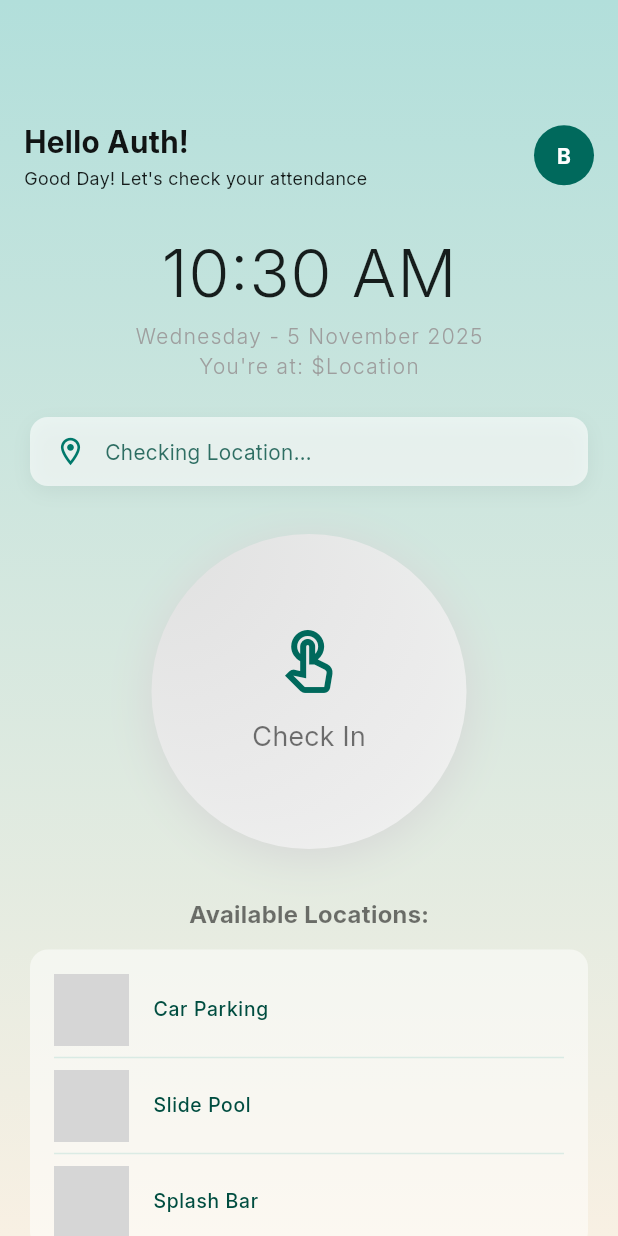
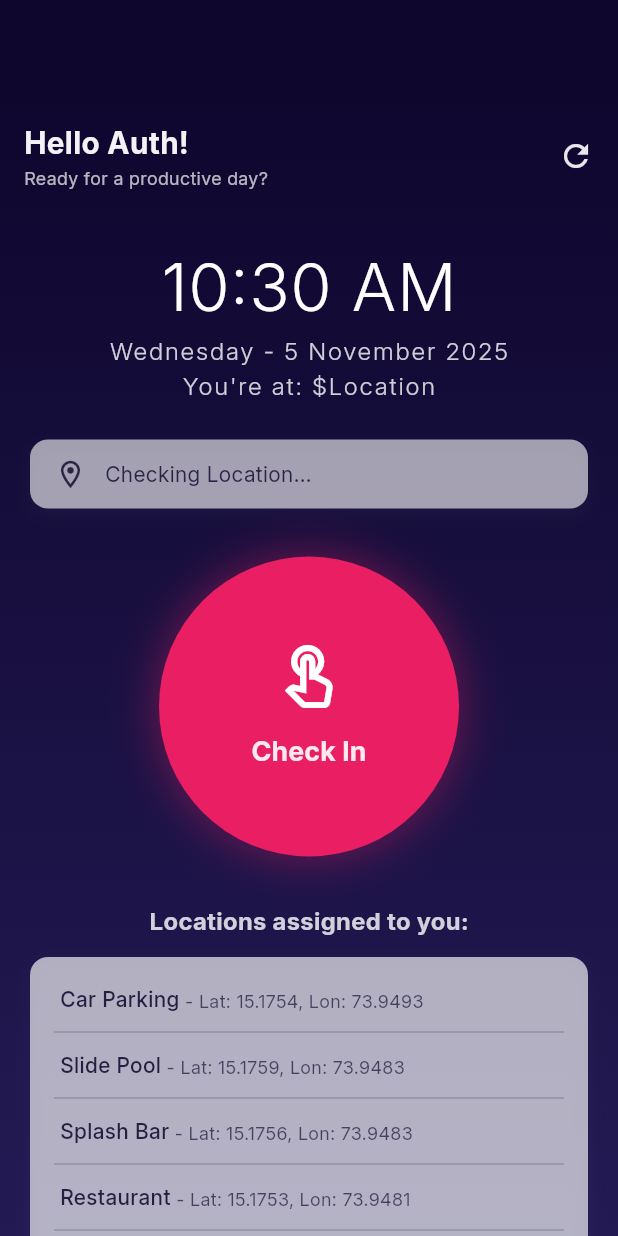
Before and after one commit to blaze-karmagroup/Verito, a Flutter app: the HomePage screen opened directly, on a phone screen of 412 x 824 dp. Run offline on Flutter 3.47's test engine with Material 3 defaults, Android fonts, the phone set to English and light mode, and no system bars; grey boxes are pictures that could not be loaded.

Commit message:
UI with glassmorphism and neon colors

```diff
--- a/lib/screens/home_screen.dart
+++ b/lib/screens/home_screen.dart
@@ -12,12 +12,14 @@ class HomePage extends StatefulWidget {
 }
 
 class _HomePageState extends State<HomePage> {
+  String _statusMessage = 'Checking Location...';
+  bool _isCheckInEnabled = true;
+
   @override
   Widget build(BuildContext context) {
     final DateTime now = DateTime.now();
     final String formattedDate = DateFormat('EEEE - d MMMM yyyy').format(now);
     final String formattedTime = DateFormat('h:mm a').format(now);
-    String _statusMessage = 'Checking Location...';
     List<Geofence> geoFences = [
       Geofence(
         id: "1",
@@ -57,47 +59,6 @@ class _HomePageState extends State<HomePage> {
     ];
 
     return Scaffold(
-      // appBar: AppBar(
-      //   toolbarHeight: 140,
-      //   backgroundColor: Colors.transparent,
-      //   elevation: 0,
-      //   title: Row(
-      //     mainAxisAlignment: MainAxisAlignment.spaceBetween,
-      //     children: [
-      //       Column(
-      //         crossAxisAlignment: CrossAxisAlignment.start,
-      //         children: [
-      //           Text(
-      //             "Hello ${widget.title}!",
-      //             style: const TextStyle(
-      //               fontWeight: FontWeight.bold,
-      //               fontSize: 20,
-      //               color: Color(0xE8000000),
-      //             ),
-      //           ),
-      //           SizedBox(height: 2),
-      //           const Text(
-      //             "Good Day! Let's check your attendance",
-      //             style: TextStyle(fontSize: 12),
-      //           ),
-      //         ],
-      //       ),
-      //
-      //       CircleAvatar(
-      //         radius: 20,
-      //         backgroundColor: Colors.teal.shade800,
-      //         child: const Text(
-      //           'B',
-      //           style: TextStyle(
-      //             fontSize: 14,
-      //             color: Colors.white,
-      //             fontWeight: FontWeight.bold,
-      //           ),
-      //         ),
-      //       ),
-      //     ],
-      //   ),
-      // ),
       extendBodyBehindAppBar: true,
       body: Container(
         height: double.infinity,
@@ -106,7 +67,10 @@ class _HomePageState extends State<HomePage> {
           gradient: LinearGradient(
             begin: Alignment.topCenter,
             end: Alignment.bottomCenter,
-            colors: [Colors.teal.shade100, Color(0xFFF8F0E3)],
+            colors: [
+              Color(0xFF0D052B), // Very dark, deep space purple
+              Color(0xFF231A54),
+            ],
           ),
         ),
         child: SingleChildScrollView(
@@ -116,7 +80,7 @@ class _HomePageState extends State<HomePage> {
             children: <Widget>[
               SizedBox(height: 80),
               Container(
-                margin: EdgeInsets.symmetric(horizontal: 16),
+                margin: EdgeInsets.only(left: 16, right: 4),
                 child: Row(
                   mainAxisAlignment: MainAxisAlignment.spaceBetween,
                   children: [
@@ -125,62 +89,78 @@ class _HomePageState extends State<HomePage> {
                       children: [
                         Text(
                           "Hello ${widget.title}!",
-                          style: const TextStyle(
+                          style: TextStyle(
                             fontWeight: FontWeight.bold,
                             fontSize: 20,
-                            color: Color(0xE8000000),
+                            color: Colors.white.withOpacity(0.95),
                           ),
                         ),
                         SizedBox(height: 1),
-                        const Text(
-                          "Good Day! Let's check your attendance",
-                          style: TextStyle(fontSize: 12),
-                        ),
-                      ],
-                    ),
-                    CircleAvatar(
-                      radius: 20,
-                      backgroundColor: Colors.teal.shade800,
-                      child: const Text(
-                        'B',
+                        Text(
+                          "Ready for a productive day?",
                           style: TextStyle(
-                          fontSize: 14,
-                          color: Colors.white,
-                          fontWeight: FontWeight.bold,
-                        ),
+                            fontSize: 12,
+                            color: Colors.white.withOpacity(0.7),
                           ),
                         ),
                       ],
                     ),
+                    IconButton(
+                      onPressed: () {
+                        setState(() {
+                          _statusMessage = "Enabled button...";
+                          _isCheckInEnabled = true;
+                        });
+                      },
+                      icon: const Icon(Icons.refresh),
+                      color: Colors.white.withOpacity(0.9),
+                      tooltip: 'Refresh',
                     ),
-              SizedBox(height: 24),
+                    // CircleAvatar(
+                    //   radius: 20,
+                    //   backgroundColor: const Color(0xFFE91E63),
+                    //   child: const Text(
+                    //     'B',
+                    //     style: TextStyle(
+                    //       fontSize: 16,
+                    //       color: Colors.white,
+                    //       fontWeight: FontWeight.bold,
+                    //     ),
+                    //   ),
+                    // ),
+                  ],
+                ),
+              ),
+              SizedBox(height: 32),
               Text(
                 formattedTime,
                 style: const TextStyle(
                   fontSize: 44,
+                  color: Colors.white,
                   letterSpacing: 1,
                   fontWeight: FontWeight.w300,
                 ),
               ),
               Text(
                 formattedDate,
-                style: const TextStyle(
-                  fontSize: 14,
-                  letterSpacing: 1,
+                style: TextStyle(
+                  fontSize: 16,
                   fontWeight: FontWeight.w300,
-                  color: Colors.grey,
+                  letterSpacing: 1.2,
+                  color: Colors.white.withOpacity(0.8),
                 ),
               ),
               Text(
                 "You're at: \$Location",
-                style: const TextStyle(
-                  fontSize: 14,
-                  letterSpacing: 1,
+                style: TextStyle(
+                  fontSize: 16,
                   fontWeight: FontWeight.w300,
-                  color: Colors.grey,
+                  letterSpacing: 1.2,
+                  color: Colors.white.withOpacity(0.8),
                 ),
               ),
               SizedBox(height: 24),
+
               Container(
                 width: double.infinity,
                 margin: const EdgeInsets.symmetric(horizontal: 20),
@@ -193,7 +173,7 @@ class _HomePageState extends State<HomePage> {
                   borderRadius: const BorderRadius.all(Radius.circular(12)),
                   boxShadow: [
                     BoxShadow(
-                      color: Colors.black.withOpacity(0.05),
+                      color: Colors.grey.withOpacity(0.05),
                       offset: const Offset(0, 4),
                       blurRadius: 10,
                     ),
@@ -205,7 +185,7 @@ class _HomePageState extends State<HomePage> {
                   children: [
                     Icon(
                       Icons.location_on_outlined,
-                      color: Colors.teal.shade700,
+                      color: Color(0xFF0D052B).withOpacity(0.8),
                       size: 22,
                     ),
                     const SizedBox(width: 12),
@@ -216,7 +196,7 @@ class _HomePageState extends State<HomePage> {
                           fontSize: 14,
                           height: 1.5,
                           fontWeight: FontWeight.w400,
-                          color: Colors.teal.shade900.withOpacity(0.8),
+                          color: Color(0xFF0D052B).withOpacity(0.8),
                         ),
                       ),
                     ),
@@ -226,59 +206,95 @@ class _HomePageState extends State<HomePage> {
 
               SizedBox(height: 32),
               Container(
-                width: 210,
-                height: 210,
+                width: 200,
+                height: 200,
                 decoration: BoxDecoration(
                   shape: BoxShape.circle,
-                  gradient: RadialGradient(
-                    center: Alignment.topLeft,
-                    radius: 2,
-                    colors: [Colors.grey.shade300, Colors.white70],
+                  boxShadow: _isCheckInEnabled
+                      ? [
+                          BoxShadow(
+                            color: const Color(0xFFE91E63).withOpacity(0.4),
+                            blurRadius: 25,
+                            spreadRadius: 2,
                           ),
-                  boxShadow: [
+                        ]
+                      : [
                           BoxShadow(
-                      color: Color(0xFFD6D6D6),
-                      offset: const Offset(0, 4),
-                      blurRadius: 25,
+                            color: Colors.black.withOpacity(0.4),
+                            offset: const Offset(5, 5),
+                            blurRadius: 15,
+                            spreadRadius: 1,
+                          ),
+                          BoxShadow(
+                            color: Colors.white.withOpacity(0.05),
+                            offset: const Offset(-5, -5),
+                            blurRadius: 15,
                             spreadRadius: 1,
                           ),
                         ],
+                ),
+                child: ElevatedButton(
+                  onPressed: _isCheckInEnabled
+                      ? () {
+                          setState(() {
+                            _statusMessage = "Checking In...";
+                            _isCheckInEnabled = false;
+                          });
+                        }
+                      : null,
+                  style: ElevatedButton.styleFrom(
+                    shape: const CircleBorder(),
+                    padding: EdgeInsets.zero,
+                    backgroundColor: _isCheckInEnabled
+                        ? const Color(0xFFE91E63)
+                        : Colors.grey.shade800.withOpacity(0.5),
+                    disabledBackgroundColor: Colors.grey.shade800.withOpacity(
+                      0.5,
+                    ),
+                    elevation: 0,
                   ),
                   child: Column(
                     mainAxisAlignment: MainAxisAlignment.center,
                     children: [
                       Icon(
                         Icons.touch_app_outlined,
-                      color: Colors.teal.shade800,
+                        color: _isCheckInEnabled
+                            ? Colors.white
+                            : Colors.grey.shade500,
                         size: 48,
                       ),
-                    SizedBox(height: 12),
+                      const SizedBox(height: 12),
                       Text(
                         "Check In",
                         style: TextStyle(
                           fontSize: 18,
-                        fontWeight: FontWeight.normal,
-                        color: Colors.black54,
+                          fontWeight: FontWeight.bold,
+                          // Change text color based on state
+                          color: _isCheckInEnabled
+                              ? Colors.white.withOpacity(0.9)
+                              : Colors.grey.shade500,
                         ),
                       ),
                     ],
                   ),
                 ),
+              ),
               SizedBox(height: 32),
 
-              const Text(
-                "Available Locations:",
+              Text(
+                "Locations assigned to you:",
                 style: TextStyle(
                   fontSize: 16,
-                  fontWeight: FontWeight.w600, // Semi-bold is a modern choice
-                  color: Colors.black54,
+                  fontWeight: FontWeight.w600,
+                  color: Colors.white.withOpacity(0.8),
                 ),
               ),
               const SizedBox(height: 12),
+
               geoFences.isEmpty
                   ? const Center(
                       child: Text(
-                        "No geofences found.",
+                        "Available locations will be shown here...",
                         style: TextStyle(
                           color: Colors.grey,
                           fontStyle: FontStyle.italic,
@@ -287,37 +303,55 @@ class _HomePageState extends State<HomePage> {
                     )
                   : Container(
                       height: 200,
+                      width: double.infinity,
                       margin: const EdgeInsets.symmetric(horizontal: 20),
+                      padding: const EdgeInsets.symmetric(
+                        horizontal: 16,
+                        vertical: 12,
+                      ),
                       decoration: BoxDecoration(
-                        color: Colors.white.withOpacity(0.5),
-                        borderRadius: BorderRadius.circular(12),
+                        color: Colors.white.withOpacity(0.65),
+                        borderRadius: const BorderRadius.all(
+                          Radius.circular(12),
+                        ),
+                        boxShadow: [
+                          BoxShadow(
+                            color: Colors.grey.withOpacity(0.05),
+                            offset: const Offset(0, 4),
+                            blurRadius: 10,
+                          ),
+                        ],
                       ),
                       child: ListView.separated(
-                        padding: const EdgeInsets.symmetric(vertical: 16),
+                        padding: EdgeInsets.symmetric(vertical: 2.0),
                         shrinkWrap: true,
                         itemCount: geoFences.length,
                         itemBuilder: (BuildContext context, int index) {
                           final fence = geoFences[index];
-                          return ListTile(
-                            contentPadding: const EdgeInsets.symmetric(
-                              horizontal: 16.0,
+                          return Container(
+                            padding: EdgeInsets.symmetric(
+                              horizontal: 4,
+                              vertical: 4,
                             ),
-                            dense: true,
-                            leading: ClipRRect(
-                              borderRadius: BorderRadius.circular(102),
-                              child: Image.network(
-                                'https://lh3.googleusercontent.com/gps-cs-s/AC9h4nq36RWSTau36lw-ti2OaGGUQlfMyANebNnOJfzxFvXlUjgc5kuDwr1bOiNy2VY-wGpq4y0HI7ZB38eVaFigzbjfwGLOQObbgtCZf0w-Nvk4WVLlzWUYs2yOvFk_4LQFHoaQhqUZBA=s680-w680-h510-rw',
-                                fit: BoxFit.cover,
-                                width: 50,
-                                height: 50,
+                            child: Row(
+                              crossAxisAlignment: CrossAxisAlignment.end,
+                              mainAxisAlignment: MainAxisAlignment.start,
+                              children: [
+                                Text(
+                                  fence.name,
+                                  style: TextStyle(
+                                    color: Color(0xFF0D052B).withOpacity(0.85),
+                                    fontWeight: FontWeight.w500,
                                   ),
                                 ),
-                            title: Text(
-                              fence.name,
+                                Text(
+                                  " - Lat: ${fence.latitude.toStringAsFixed(4)}, Lon: ${fence.longitude.toStringAsFixed(4)}",
                                   style: TextStyle(
-                                color: Colors.teal.shade900,
-                                fontWeight: FontWeight.w500,
+                                    color: Color(0xFF0D052B).withOpacity(0.65),
+                                    fontSize: 12,
                                   ),
+                                ),
+                              ],
                             ),
                             // subtitle: Text(
                             //   "Lat: ${fence.latitude.toStringAsFixed(4)}, Lon: ${fence.longitude.toStringAsFixed(4)}",
@@ -330,9 +364,9 @@ class _HomePageState extends State<HomePage> {
                         },
                         separatorBuilder: (BuildContext context, int index) {
                           return Divider(
-                            color: Colors.teal.withOpacity(0.12),
-                            indent: 16,
-                            endIndent: 16,
+                            color: const Color(0xFF0D052B).withOpacity(0.2),
+                            // indent: 16,
+                            // endIndent: 16,
                           );
                         },
                       ),
```
Also changed, not shown: lib/screens/mobile_auth.dart (+148 -91 lines), assets/images/6042965.jpg (added). Lines whose indentation alone changed are shown as unchanged.
